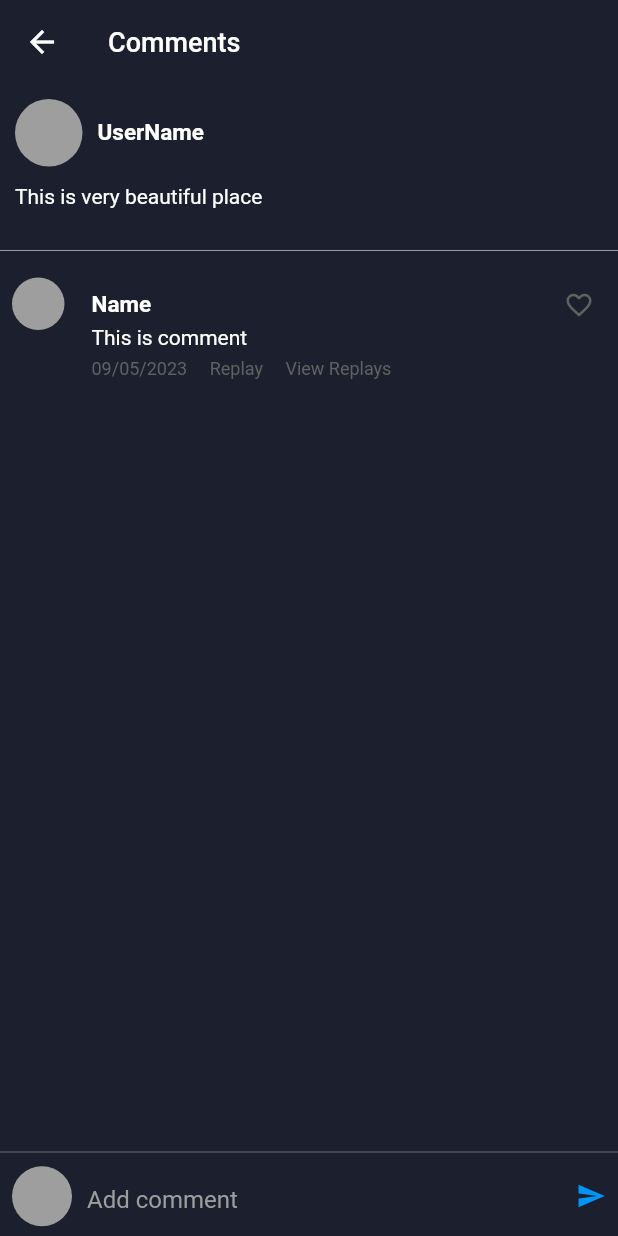
After one commit to MehdiKeshavarz/flutter_instagram_clone, a Flutter app: the CommentPage screen opened directly, on a phone screen of 412 x 824 dp. The commit adds this screen. Run offline on Flutter 3.47's test engine with Material 2 defaults, Android fonts, the phone set to English and light mode, and no system bars; our stand-ins replace flutter_icons, flutter_svg.

Commit message:
create ui  Screen

```diff
--- a/flutter_instagram_clone/lib/feature/presentation/pages/credential/sign_in_page.dart
+++ b/flutter_instagram_clone/lib/feature/presentation/pages/credential/sign_in_page.dart
@@ -1,8 +1,8 @@
 import 'package:flutter/material.dart';
 import 'package:flutter_instagram_clone/constants.dart';
 import 'package:flutter_instagram_clone/feature/presentation/pages/credential/sign_up_page.dart';
-import 'package:flutter_instagram_clone/feature/presentation/pages/credential/widgtes/button_container_widget.dart';
-import 'package:flutter_instagram_clone/feature/presentation/pages/credential/widgtes/form_container_widget.dart';
+import 'package:flutter_instagram_clone/feature/presentation/widgets/button_container_widget.dart';
+import 'package:flutter_instagram_clone/feature/presentation/widgets/form_container_widget.dart';
 
 import 'package:flutter_svg/flutter_svg.dart';
 class SignInPage extends StatelessWidget {
--- /dev/null
+++ b/flutter_instagram_clone/lib/feature/presentation/pages/post/comment/comment_page.dart
@@ -0,0 +1,194 @@
+import 'package:flutter/material.dart';
+import 'package:flutter_instagram_clone/constants.dart';
+import 'package:flutter_instagram_clone/feature/presentation/widgets/form_container_widget.dart';
+
+class CommentPage extends StatefulWidget {
+  const CommentPage({Key? key}) : super(key: key);
+
+  @override
+  State<CommentPage> createState() => _CommentPageState();
+}
+
+class _CommentPageState extends State<CommentPage> {
+  bool _isUserReplaying = false;
+  @override
+  Widget build(BuildContext context) {
+    return Scaffold(
+      backgroundColor: backGroundColor,
+      appBar: AppBar(
+        backgroundColor: backGroundColor,
+        elevation: 0,
+        leading: GestureDetector(
+            onTap: () => Navigator.pop(context),
+            child: const Icon(Icons.arrow_back)),
+        title: const Text(
+          'Comments',
+          style: TextStyle(
+              fontSize: 18, color: primaryColor, fontWeight: FontWeight.w500),
+        ),
+      ),
+      body: Column(
+        crossAxisAlignment: CrossAxisAlignment.start,
+        children: [
+          Padding(
+            padding:
+                const EdgeInsets.symmetric(horizontal: 10.0, vertical: 10.0),
+            child: Column(
+              crossAxisAlignment: CrossAxisAlignment.start,
+              children: [
+                Row(
+                  children: [
+                    Container(
+                      height: 45,
+                      width: 45,
+                      decoration: BoxDecoration(
+                          color: secondaryColor,
+                          borderRadius: BorderRadius.circular(100)),
+                    ),
+                    sizeHor(10),
+                    const Text(
+                      'UserName',
+                      style: TextStyle(
+                          color: primaryColor,
+                          fontSize: 15,
+                          fontWeight: FontWeight.bold),
+                    )
+                  ],
+                ),
+                sizeVer(12),
+                const Text(
+                  'This is very beautiful place',
+                  style: TextStyle(color: primaryColor),
+                ),
+              ],
+            ),
+          ),
+          sizeVer(10),
+          const Divider(color: secondaryColor),
+          sizeVer(10),
+          Expanded(
+            child: Padding(
+              padding: const EdgeInsets.symmetric(horizontal: 8.0),
+              child: Row(
+                crossAxisAlignment: CrossAxisAlignment.start,
+                children: [
+                  Container(
+                    height: 35,
+                    width: 35,
+                    decoration: BoxDecoration(
+                        color: secondaryColor,
+                        borderRadius: BorderRadius.circular(100)),
+                  ),
+                  sizeHor(10),
+                  Expanded(
+                    child: Padding(
+                      padding: const EdgeInsets.all(8.0),
+                      child: Column(
+                        crossAxisAlignment: CrossAxisAlignment.start,
+                        children: [
+                          Row(
+                            mainAxisAlignment: MainAxisAlignment.spaceBetween,
+                            children: const [
+                              Text('Name',
+                                  style: TextStyle(
+                                      fontWeight: FontWeight.bold,
+                                      color: primaryColor,
+                                      fontSize: 15)),
+                              Icon(
+                                Icons.favorite_outline,
+                                size: 20.0,
+                                color: darkGreyColor,
+                              ),
+                            ],
+                          ),
+                          sizeVer(4),
+                          const Text('This is comment',
+                              style: TextStyle(color: primaryColor)),
+                          sizeVer(6),
+                          Row(
+                            children: [
+                              const Text('09/05/2023',
+                                  style: TextStyle(
+                                      color: darkGreyColor, fontSize: 12)),
+                              sizeHor(15),
+                              GestureDetector(
+                                  onTap: () {
+                                    setState(() {
+                                      _isUserReplaying =! _isUserReplaying;
+                                    });
+                                  },
+                                  child: const Text('Replay',
+                                      style: TextStyle(
+                                          color: darkGreyColor, fontSize: 12))),
+                              sizeHor(15),
+                              const Text('View Replays',
+                                  style: TextStyle(
+                                      color: darkGreyColor, fontSize: 12)),
+                            ],
+                          ),
+
+                          _isUserReplaying == true ? sizeVer(10) : sizeVer(0),
+                          _isUserReplaying == true ? Column(
+                            crossAxisAlignment: CrossAxisAlignment.end,
+                            children: [
+                              const FormContainerWidget(hintText: 'post your Replay...'),
+                              sizeVer(10),
+                              const Text('Post',style: TextStyle(color: blueColor))
+                            ],
+                          ): Container(width: 0,height: 0)
+                        ],
+                      ),
+                    ),
+                  )
+                ],
+              ),
+            ),
+          ),
+          _commentSection(),
+        ],
+      ),
+    );
+  }
+
+  _commentSection() {
+    return Column(
+      children: [
+        const Divider(color: secondaryColor, thickness: 0.4),
+        Container(
+          width: double.infinity,
+          height: 48,
+          color: backGroundColor, //Colors.grey[800],
+          child: Padding(
+            padding: const EdgeInsets.only(left: 8.0, right: 8.0, bottom: 5.0),
+            child: Row(
+              children: [
+                Container(
+                  height: 40,
+                  width: 40,
+                  decoration: BoxDecoration(
+                      color: secondaryColor,
+                      borderRadius: BorderRadius.circular(100)),
+                ),
+                sizeHor(10),
+                Expanded(
+                  child: TextFormField(
+                    style: const TextStyle(color: primaryColor),
+                    decoration: const InputDecoration(
+                        border: InputBorder.none,
+                        hintText: 'Add comment',
+                        hintStyle: TextStyle(color: secondaryColor)),
+                  ),
+                ),
+                const Icon(
+                  Icons.send,
+                  color: blueColor,
+                  size: 20,
+                )
+              ],
+            ),
+          ),
+        ),
+      ],
+    );
+  }
+}
--- a/flutter_instagram_clone/lib/feature/presentation/pages/profile/edit_profile_page.dart
+++ b/flutter_instagram_clone/lib/feature/presentation/pages/profile/edit_profile_page.dart
@@ -24,6 +24,7 @@ class EditProfilePage extends StatelessWidget {
       ),
       body: Padding(
         padding: const EdgeInsets.symmetric(horizontal: 10.0,vertical: 10.0),
+        child: SingleChildScrollView(
           child: Column(
             children: [
               Center(
@@ -51,6 +52,7 @@ class EditProfilePage extends StatelessWidget {
 
             ],
           ),
+        ),
       )
     );
   }
--- a/flutter_instagram_clone/lib/feature/presentation/pages/credential/widgtes/button_container_widget.dart
+++ b/flutter_instagram_clone/lib/feature/presentation/widgets/button_container_widget.dart
@@ -1,6 +1,6 @@
 import 'package:flutter/material.dart';
 
-import '../../../../../constants.dart';
+import '../../../constants.dart';
 
 
 class ButtonContainerWidget extends StatelessWidget {
--- a/flutter_instagram_clone/lib/feature/presentation/pages/credential/widgtes/form_container_widget.dart
+++ b/flutter_instagram_clone/lib/feature/presentation/widgets/form_container_widget.dart
@@ -1,5 +1,5 @@
 import 'package:flutter/material.dart';
-import '../../../../../constants.dart';
+import '../../../constants.dart';
 
 
 class FormContainerWidget extends StatefulWidget {
```
Also changed, not shown: flutter_instagram_clone/lib/feature/presentation/pages/home/widgets/single_post_card_widget.dart (+102 -20 lines), flutter_instagram_clone/lib/feature/presentation/pages/post/update_post_page.dart (added, +58 -0 lines). Lines whose indentation alone changed are shown as unchanged.
